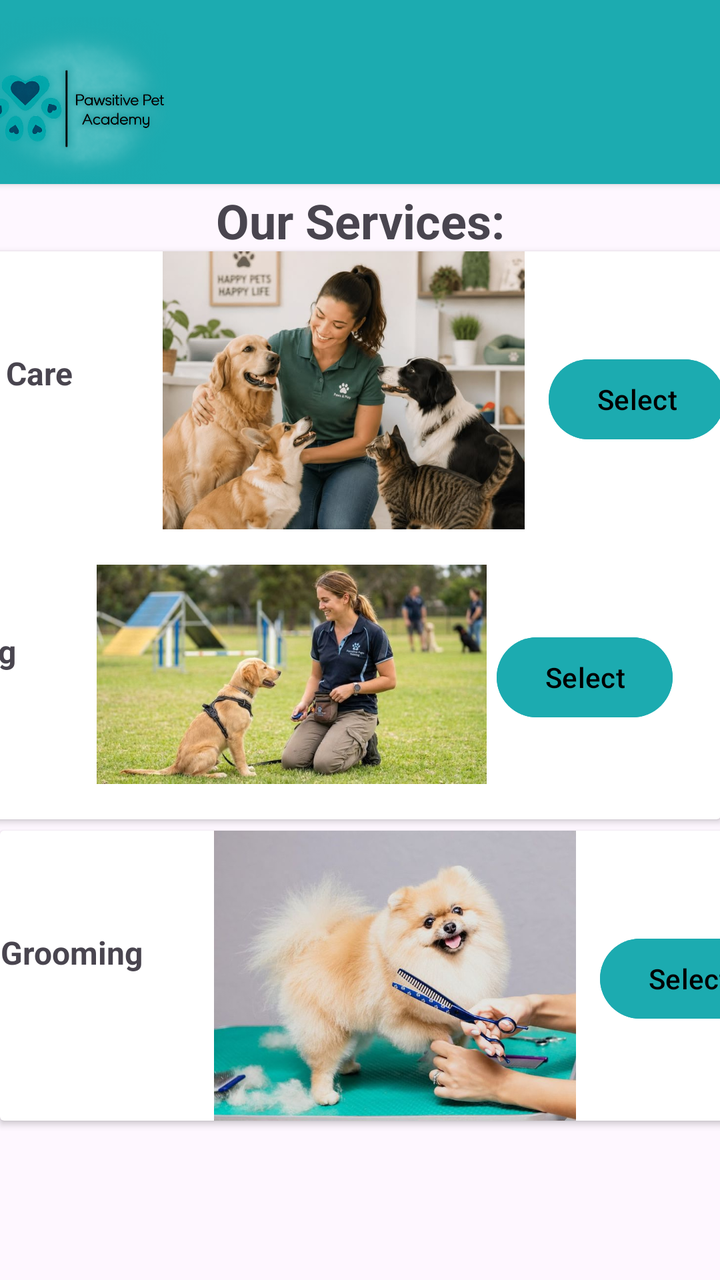
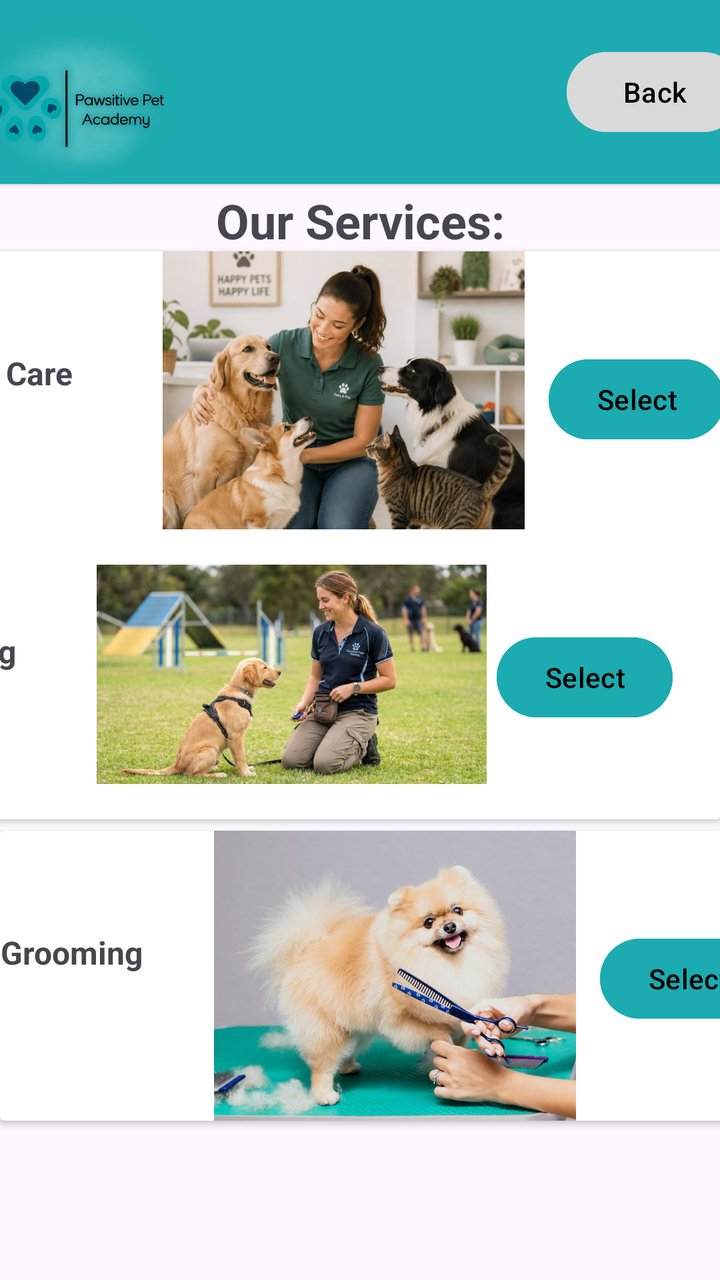

Two renders of the same Android screen: before a commit and after it. Below are the layout's source before the change and the commit's diff.
<!-- AndroidManifest.xml: application theme Theme.PawsitivePets -->
<!-- res/layout/activity_courses_list_page.xml -->
<?xml version="1.0" encoding="utf-8"?>
<androidx.constraintlayout.widget.ConstraintLayout xmlns:android="http://schemas.android.com/apk/res/android"
    xmlns:app="http://schemas.android.com/apk/res-auto"
    xmlns:tools="http://schemas.android.com/tools"
    android:id="@+id/main"
    android:layout_width="match_parent"
    android:layout_height="match_parent"
    tools:context=".CoursesListPage">

    <TextView
        android:id="@+id/txtOurServices"
        android:layout_width="161dp"
        android:layout_height="37dp"
        android:gravity="center"
        android:text="Our Services:"
        android:textSize="24sp"
        android:textStyle="bold"
        app:layout_constraintBottom_toBottomOf="parent"
        app:layout_constraintEnd_toEndOf="parent"
        app:layout_constraintStart_toStartOf="parent"
        app:layout_constraintTop_toTopOf="@+id/cardView2"
        app:layout_constraintVertical_bias="0.152" />

    <androidx.cardview.widget.CardView
        android:id="@+id/cardView2"
        android:layout_width="414dp"
        android:layout_height="92dp"
        app:cardBackgroundColor="#1CABB0"
        app:layout_constraintBottom_toBottomOf="parent"
        app:layout_constraintEnd_toEndOf="parent"
        app:layout_constraintStart_toStartOf="parent"
        app:layout_constraintTop_toTopOf="parent"
        app:layout_constraintVertical_bias="0.0">

        <ImageView
            android:id="@+id/imageView"
            android:layout_width="130dp"
            android:layout_height="match_parent"
            app:srcCompat="@drawable/logo_1" />
    </androidx.cardview.widget.CardView>

    <androidx.cardview.widget.CardView
        android:id="@+id/cardView3"
        android:layout_width="412dp"
        android:layout_height="145dp"
        app:layout_constraintBottom_toBottomOf="parent"
        app:layout_constraintEnd_toEndOf="parent"
        app:layout_constraintStart_toStartOf="parent"
        app:layout_constraintTop_toTopOf="@+id/cardView2"
        app:layout_constraintVertical_bias="0.254">

        <TextView
            android:id="@+id/txtPetCare"
            android:layout_width="wrap_content"
            android:layout_height="wrap_content"
            android:gravity="center"
            android:text="Pet Care"
            android:textSize="16dp"
            android:textStyle="bold"
            android:translationY="50dp" />

        <ImageView
            android:id="@+id/imageView4"
            android:layout_width="195dp"
            android:layout_height="match_parent"
            android:translationX="100dp"
            app:srcCompat="@drawable/whatsapp_image_2026_09_22_at_09_33_24" />

        <Button
            android:id="@+id/btnPetCare"
            android:layout_width="wrap_content"
            android:layout_height="wrap_content"
            android:backgroundTint="#1CABB0"
            android:text="Select"
            android:textColor="@color/black"
            android:translationX="300dp"
            android:translationY="50dp" />

    </androidx.cardview.widget.CardView>

    <androidx.cardview.widget.CardView
        android:id="@+id/cardView4"
        android:layout_width="412dp"
        android:layout_height="145dp"
        app:layout_constraintBottom_toBottomOf="parent"
        app:layout_constraintEnd_toEndOf="parent"
        app:layout_constraintHorizontal_bias="1.0"
        app:layout_constraintStart_toStartOf="parent"
        app:layout_constraintTop_toTopOf="@+id/cardView2"
        app:layout_constraintVertical_bias="0.535">

        <TextView
            android:id="@+id/txtTraining"
            android:layout_width="wrap_content"
            android:layout_height="wrap_content"
            android:gravity="center"
            android:text="Training"
            android:textSize="16dp"
            android:textStyle="bold"
            android:translationY="50dp" />

        <ImageView
            android:id="@+id/imageView4"
            android:layout_width="195dp"
            android:layout_height="match_parent"
            android:translationX="100dp"
            app:srcCompat="@drawable/whatsapp_image_2026_09_22_at_09_33_24__1_" />

        <Button
            android:id="@+id/btnTraining"
            android:layout_width="wrap_content"
            android:layout_height="wrap_content"
            android:backgroundTint="#1CABB0"
            android:text="Select"
            android:textColor="@color/black"
            android:translationX="300dp"
            android:translationY="50dp" />

    </androidx.cardview.widget.CardView>

    <androidx.cardview.widget.CardView
        android:id="@+id/cardView3"
        android:layout_width="412dp"
        android:layout_height="145dp"
        app:layout_constraintBottom_toBottomOf="parent"
        app:layout_constraintEnd_toEndOf="parent"
        app:layout_constraintHorizontal_bias="0.0"
        app:layout_constraintStart_toStartOf="parent"
        app:layout_constraintTop_toTopOf="@+id/cardView2"
        app:layout_constraintVertical_bias="0.839">

        <TextView
            android:id="@+id/txtGrooming"
            android:layout_width="wrap_content"
            android:layout_height="wrap_content"
            android:gravity="center"
            android:text="Grooming"
            android:textSize="16dp"
            android:textStyle="bold"
            android:translationY="50dp" />

        <ImageView
            android:id="@+id/imageView4"
            android:layout_width="195dp"
            android:layout_height="match_parent"
            android:translationX="100dp"
            app:srcCompat="@drawable/whatsapp_image_2026_09_22_at_09_33_25" />

        <Button
            android:id="@+id/btnGrooming"
            android:layout_width="wrap_content"
            android:layout_height="wrap_content"
            android:backgroundTint="#1CABB0"
            android:text="Select"
            android:textColor="@color/black"
            android:translationX="300dp"
            android:translationY="50dp" />

    </androidx.cardview.widget.CardView>

</androidx.constraintlayout.widget.ConstraintLayout>
<!-- resources referenced by this layout -->
<resources>
  <color name="black">#FF000000</color>
  <!-- drawable logo_1: png bitmap (drawable, 235545 bytes) -->
  <!-- drawable whatsapp_image_2026_09_22_at_09_33_24: jpeg bitmap (drawable, 56257 bytes) -->
  <!-- drawable whatsapp_image_2026_09_22_at_09_33_24__1_: jpeg bitmap (drawable, 67840 bytes) -->
  <!-- drawable whatsapp_image_2026_09_22_at_09_33_25: jpeg bitmap (drawable, 47841 bytes) -->
  <style name="Theme.PawsitivePets" parent="Base.Theme.PawsitivePets" />
  <style name="Base.Theme.PawsitivePets" parent="Theme.Material3.DayNight.NoActionBar">
          
          
      </style>
</resources>

<!-- the commit's change to res/layout/activity_courses_list_page.xml (unified diff, before → after) -->
@@ -37,6 +37,16 @@
             android:layout_width="130dp"
             android:layout_height="match_parent"
             app:srcCompat="@drawable/logo_1" />
+
+        <Button
+            android:id="@+id/btnBack"
+            android:layout_width="wrap_content"
+            android:layout_height="wrap_content"
+            android:layout_gravity="end|center_vertical"
+            android:layout_marginEnd="16dp"
+            android:backgroundTint="#D9D9D9"
+            android:text="Back"
+            android:textColor="@color/black" />
     </androidx.cardview.widget.CardView>
 
     <androidx.cardview.widget.CardView
